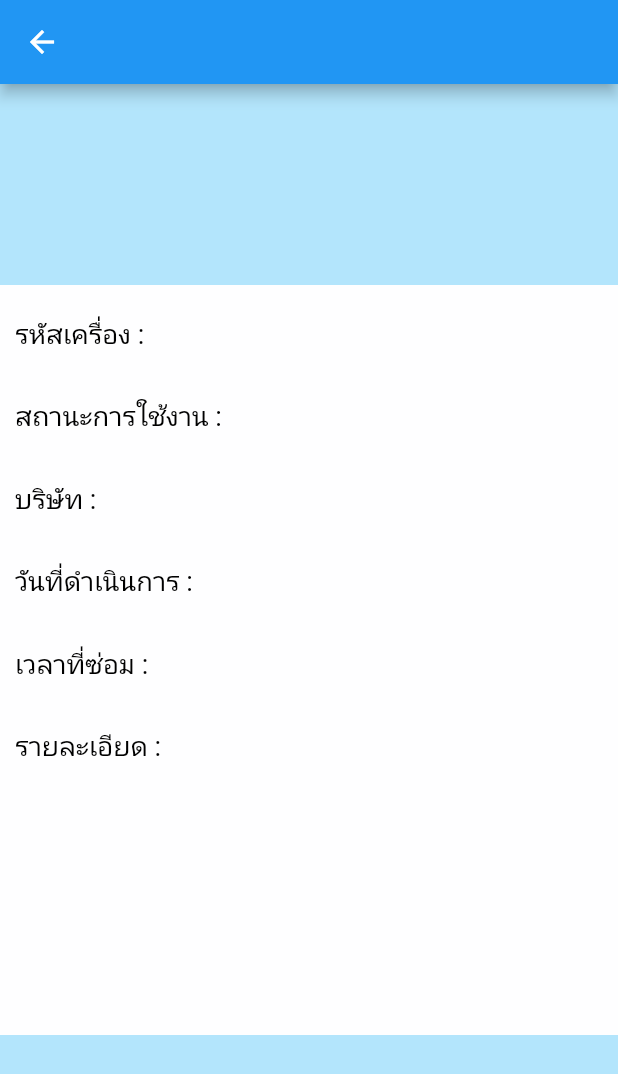
After one commit to Jittipha/FalCoTrackingBluetooth, a Flutter app: the DetailRepair screen opened directly, on a phone screen of 412 x 824 dp. The commit adds this screen. Shown: the top 1074 px of the screen. Run offline on Flutter 3.47's test engine with Material 2 defaults, Android fonts, the phone set to English and light mode, and no system bars; our stand-ins replace auto_size_text, fluttertoast, form_field_validator, google_fonts; missing offline and left inert: dart:html.

Commit message:
detailrepair

```diff
--- /dev/null
+++ b/lib/DetailRepair.dart
@@ -0,0 +1,95 @@
+// ignore_for_file: file_names
+
+import 'package:flutter/material.dart';
+
+// ignore: must_be_immutable
+class DetailRepair extends StatefulWidget {
+
+
+  @override
+  State<DetailRepair> createState() => _DetailRepairState();
+}
+
+class _DetailRepairState extends State<DetailRepair> {
+  @override
+  Widget build(BuildContext context) {
+    return Scaffold(
+       backgroundColor: Colors.lightBlue[100],
+        appBar: AppBar(
+            title: const Center(
+              child: Text(
+                "รายละเอียดการช่อม",
+                style: TextStyle(fontSize: 30),
+              ),
+            ),
+            titleSpacing: 300),
+        body: Center(
+          child: SingleChildScrollView(
+            child: Container(
+              width: 800,
+              height: 500,
+              color: const Color.fromARGB(250, 255, 255, 255),
+              padding: const EdgeInsets.fromLTRB(10, 20, 10, 10),
+              child: ListView(children: const <Widget>[
+                 Text(
+                  'รหัสเครื่อง : ' ,
+                  style: TextStyle(color: Colors.black, fontSize: 18),
+                ),
+                SizedBox(
+                  height: 30,
+                ),
+                Text(
+                  // ignore: prefer_interpolation_to_compose_strings
+                  'สถานะการใช้งาน : ',
+                  style: TextStyle(color: Colors.black, fontSize: 18),
+                ),
+                SizedBox(
+                  height:30,
+                ),
+                Text(
+                  // ignore: prefer_interpolation_to_compose_strings
+                  'บริษัท : '  ,
+                  style: TextStyle(color: Colors.black, fontSize: 18),
+                ),
+                SizedBox(
+                  height: 30,
+                ),
+                Text(
+                  // ignore: prefer_interpolation_to_compose_strings
+                  'วันที่ดำเนินการ : ' ,
+                  style: TextStyle(color: Colors.black, fontSize: 18),
+                ),
+                SizedBox(
+                  height: 30,
+                ),
+                Text(
+                  // ignore: prefer_interpolation_to_compose_strings
+                  'เวลาที่ซ่อม : ' ,
+                  style: TextStyle(color: Colors.black, fontSize: 18),
+                ),
+                SizedBox(
+                  height: 30,
+                ),
+                Text(
+                  // ignore: prefer_interpolation_to_compose_strings
+                  'รายละเอียด : ',
+                  style: TextStyle(color: Colors.black, fontSize: 18),
+                ),
+                SizedBox(
+                  height: 30,
+                ),
+              ]),
+            ),
+          ),
+        ));
+  }
+
+  //checktext(String check) {
+  // print(check);
+  // String text = "";
+  // if (check == Null) {
+  //   text = "- - -";
+  // }
+  //return check;
+  //}
+}
--- a/lib/main.dart
+++ b/lib/main.dart
@@ -1,5 +1,6 @@
 import 'package:flutter/material.dart';
 import 'package:trackingbluetooth/Detail.dart';
+import 'package:trackingbluetooth/DetailRepair.dart';
 
 import 'package:trackingbluetooth/ListData.dart';
 
@@ -32,7 +33,7 @@ class MyApp extends StatelessWidget {
         // is not restarted.
         primarySwatch: Colors.blue,
       ),
-      home: const mainmenu(),
+      home:  mainmenu(),
     );
   }
 }
@@ -117,6 +118,7 @@ class _MyHomePageState extends State<MyHomePage> {
         onPressed: _incrementCounter,
         tooltip: 'Increment',
         child: const Icon(Icons.add),
+
       ), // This trailing comma makes auto-formatting nicer for build methods.
     );
   }
```
